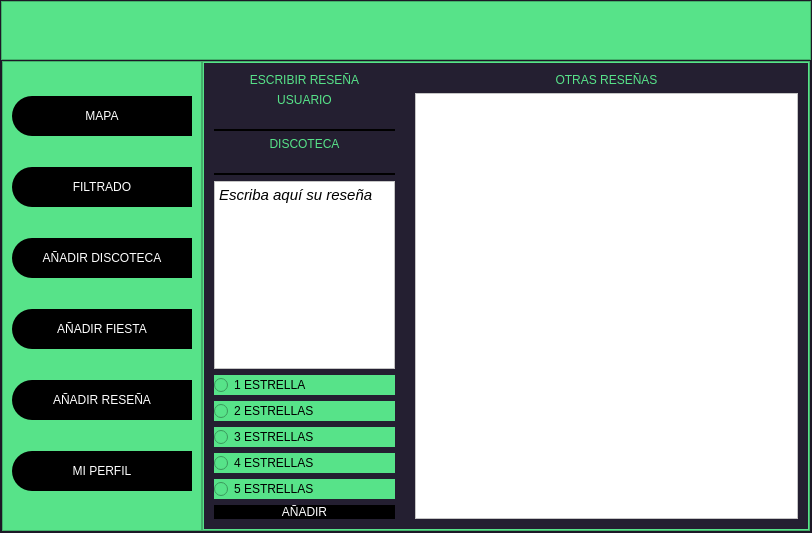
This is src/evently.ui in EXCALOFRIO/evently as Qt 5 draws it before an edit. The edited form follows.
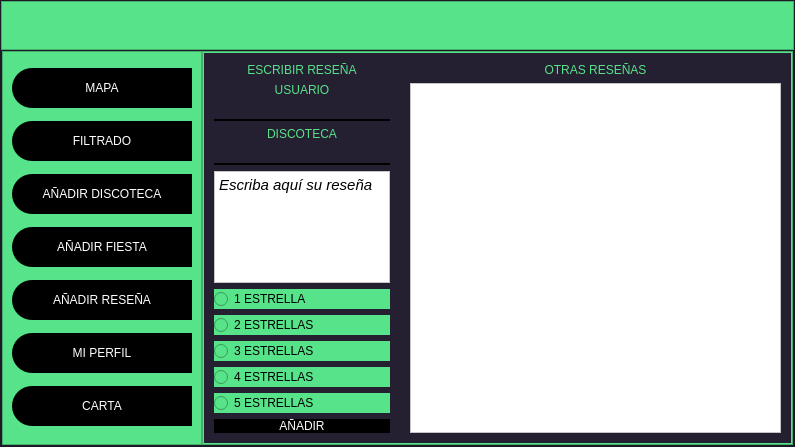
This is the edited form. The open tabs and pages were chosen to show the change. Icons and pictures are not drawn.

Commit message: creacion clase kivy y primera interfaz

What changed in the file:
```diff
--- a/src/evently.ui
+++ b/src/evently.ui
@@ -6,8 +6,8 @@
    <rect>
     <x>0</x>
     <y>0</y>
-    <width>812</width>
-    <height>533</height>
+    <width>795</width>
+    <height>447</height>
    </rect>
   </property>
   <property name="windowTitle">
@@ -366,6 +366,19 @@
                </property>
               </widget>
              </item>
+             <item>
+              <widget class="QPushButton" name="pushButton_Carta">
+               <property name="minimumSize">
+                <size>
+                 <width>0</width>
+                 <height>40</height>
+                </size>
+               </property>
+               <property name="text">
+                <string>CARTA</string>
+               </property>
+              </widget>
+             </item>
             </layout>
            </widget>
           </item>
@@ -1020,7 +1033,7 @@
                        <string>&lt;!DOCTYPE HTML PUBLIC &quot;-//W3C//DTD HTML 4.0//EN&quot; &quot;http://www.w3.org/TR/REC-html40/strict.dtd&quot;&gt;
 &lt;html&gt;&lt;head&gt;&lt;meta name=&quot;qrichtext&quot; content=&quot;1&quot; /&gt;&lt;style type=&quot;text/css&quot;&gt;
 p, li { white-space: pre-wrap; }
-&lt;/style&gt;&lt;/head&gt;&lt;body style=&quot; font-family:'MS Shell Dlg 2'; font-size:8.25pt; font-weight:400; font-style:normal;&quot;&gt;
+&lt;/style&gt;&lt;/head&gt;&lt;body style=&quot; font-family:'.AppleSystemUIFont'; font-size:13pt; font-weight:400; font-style:normal;&quot;&gt;
 &lt;p style=&quot; margin-top:0px; margin-bottom:0px; margin-left:0px; margin-right:0px; -qt-block-indent:0; text-indent:0px;&quot;&gt;&lt;span style=&quot; font-family:'Ubuntu'; font-size:11pt; font-style:italic;&quot;&gt;Escriba aquí su reseña&lt;/span&gt;&lt;/p&gt;&lt;/body&gt;&lt;/html&gt;</string>
                       </property>
                      </widget>
```
Left out of the diff: 2 changed lines with no effect on the pictures. The commit also changes 3 other files.
